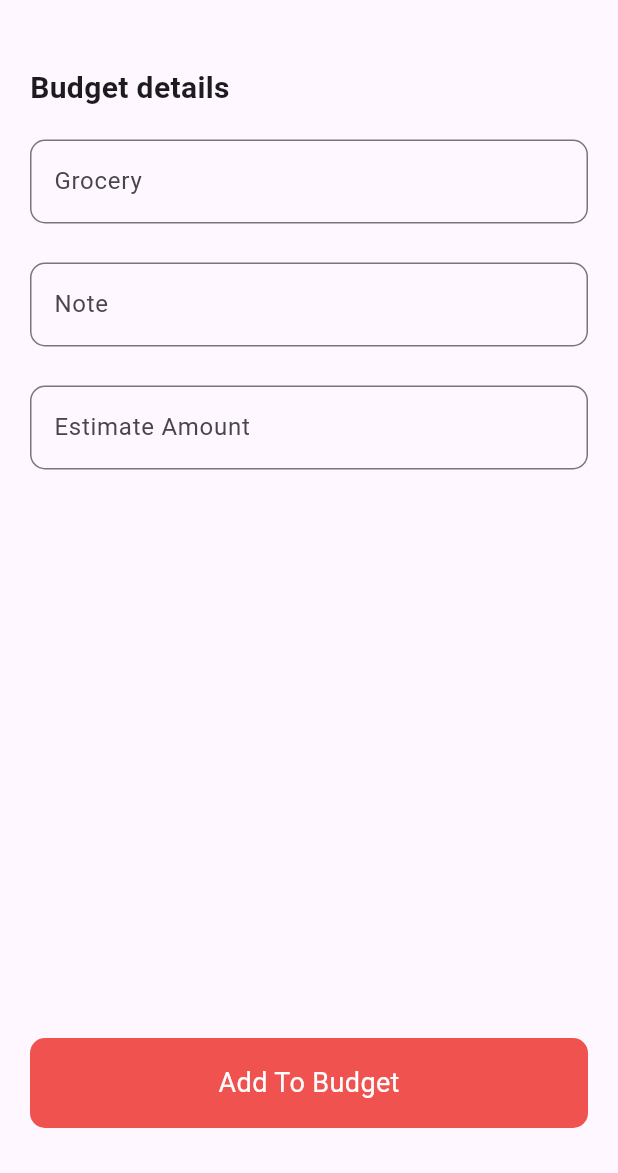
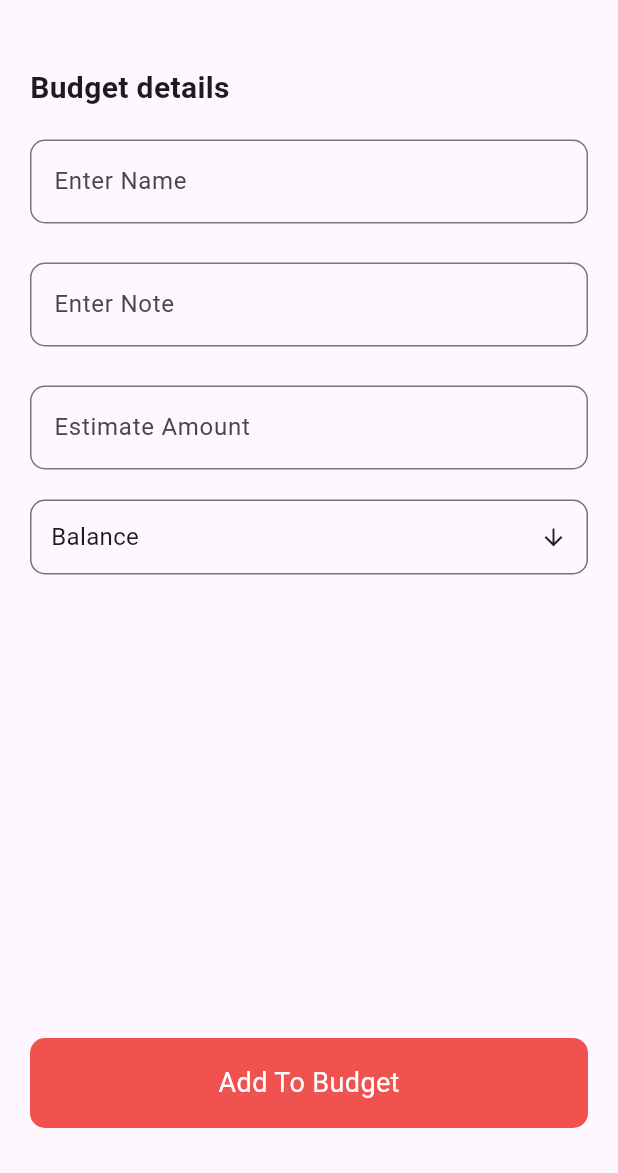
Before and after one commit to TranTrungTinLV/iPlanning, a Flutter app: the BudgetList screen opened directly, on a phone screen of 412 x 824 dp, the part 63-1236 px from its top. Run offline on Flutter 3.47's test engine with Material 3 defaults, Android fonts, the phone set to English and light mode, and no system bars; our stand-ins replace cloud_firestore, firebase_auth, firebase_core, firebase_storage, flutter_map, flutter_spinkit and 9 more; missing offline and left inert: dart:ffi; accounts and stored records are empty.

Commit message:
update code

```diff
--- a/lib/screens/EventDetailScreen.dart
+++ b/lib/screens/EventDetailScreen.dart
@@ -206,7 +206,8 @@ class _EventdetailscreenState extends State<Eventdetailscreen> {
           Align(
             alignment: Alignment.topCenter,
             child: Container(
-              padding: EdgeInsets.symmetric(vertical: 40, horizontal: 25),
+              decoration: BoxDecoration(color: Colors.black.withOpacity(0.15)),
+              padding: EdgeInsets.symmetric(vertical: 30, horizontal: 25),
               width: MediaQuery.of(context).size.width,
               child: Row(
                 mainAxisAlignment: MainAxisAlignment.spaceBetween,
--- a/lib/screens/budgetList.dart
+++ b/lib/screens/budgetList.dart
@@ -1,9 +1,32 @@
 import 'package:flutter/material.dart';
 import 'package:iplanning/widgets/TextCustomFeild.dart';
 
-class BudgetList extends StatelessWidget {
-  const BudgetList({super.key});
+const List<String> list = <String>['One', 'Two', 'Three', 'Four'];
 
+enum IconLabel {
+  smile('Smile', Icons.sentiment_satisfied_outlined),
+  cloud(
+    'Cloud',
+    Icons.cloud_outlined,
+  ),
+  brush('Brush', Icons.brush_outlined),
+  heart('Heart', Icons.favorite);
+
+  const IconLabel(this.label, this.icon);
+  final String label;
+  final IconData icon;
+}
+
+class BudgetList extends StatefulWidget {
+  BudgetList({super.key});
+
+  @override
+  State<BudgetList> createState() => _BudgetListState();
+}
+
+class _BudgetListState extends State<BudgetList> {
+  String? dropdownValue = "Thu Chi";
+  bool isOpen = false;
   @override
   Widget build(BuildContext context) {
     return Scaffold(
@@ -29,14 +52,14 @@ class BudgetList extends StatelessWidget {
                     margin: EdgeInsets.only(bottom: 20),
                   ),
                   TextFieldCustom(
-                    title: 'Grocery',
-                    labelText: 'Grocery',
+                    title: 'Enter Name',
+                    labelText: 'Enter Name',
                     bottom: 26,
                     radius: 10.0,
                   ),
                   TextFieldCustom(
-                    title: 'Note',
-                    labelText: 'Note',
+                    title: 'Enter Note',
+                    labelText: 'Enter Note',
                     bottom: 26,
                     radius: 10.0,
                   ),
@@ -45,6 +68,103 @@ class BudgetList extends StatelessWidget {
                     labelText: 'Estimate Amount',
                     radius: 10.0,
                   ),
+                  SizedBox(
+                    height: 20,
+                  ),
+                  GestureDetector(
+                    onTap: () {
+                      setState(() {
+                        isOpen = !isOpen;
+                      });
+                    },
+                    child: Container(
+                      width: MediaQuery.of(context).size.width,
+                      height: 50,
+                      decoration: BoxDecoration(
+                          borderRadius: BorderRadius.circular(10),
+                          border: Border.all(color: Colors.black54)),
+                      padding: EdgeInsets.symmetric(horizontal: 13),
+                      child: Row(
+                        crossAxisAlignment: CrossAxisAlignment.center,
+                        mainAxisAlignment: MainAxisAlignment.spaceBetween,
+                        children: [
+                          Text(
+                            "Balance",
+                            style: TextStyle(fontSize: 16),
+                          ),
+                          Icon(
+                            Icons.arrow_downward,
+                            size: 18,
+                          ),
+                        ],
+                      ),
+                    ),
+                  ),
+                  if (isOpen)
+                    ListView(
+                      primary: true,
+                      shrinkWrap: true,
+                      children: [
+                        Container(
+                          padding: EdgeInsets.symmetric(
+                              horizontal: 20, vertical: 12),
+                          // decoration: BoxDecoration(
+                          //     border: Border(
+                          //   left: BorderSide(
+                          //     color: Colors.black54,
+                          //   ),
+                          //   right: BorderSide(
+                          //     color: Colors.black54,
+                          //   ),
+                          //   bottom: BorderSide(
+                          //     color: Colors.black54,
+                          //   ),
+                          // )),
+                          child: Row(
+                            mainAxisAlignment: MainAxisAlignment.spaceBetween,
+                            children: [
+                              Text(
+                                "Thu",
+                                style: TextStyle(color: Colors.green),
+                              ),
+                              Text(
+                                "Chi",
+                                style: TextStyle(color: Colors.red),
+                              ),
+                            ],
+                          ),
+                        ),
+                        Container(
+                          padding: EdgeInsets.symmetric(
+                              horizontal: 20, vertical: 12),
+                          // decoration: BoxDecoration(
+                          //     border: Border(
+                          //   left: BorderSide(
+                          //     color: Colors.black54,
+                          //   ),
+                          //   right: BorderSide(
+                          //     color: Colors.black54,
+                          //   ),
+                          //   bottom: BorderSide(
+                          //     color: Colors.black54,
+                          //   ),
+                          // )),
+                          child: Row(
+                            mainAxisAlignment: MainAxisAlignment.spaceBetween,
+                            children: [
+                              Text(
+                                "200",
+                                style: TextStyle(color: Colors.green),
+                              ),
+                              Text(
+                                "100",
+                                style: TextStyle(color: Colors.red),
+                              ),
+                            ],
+                          ),
+                        ),
+                      ],
+                    ),
                 ],
               ),
             ),
--- a/lib/screens/listEventUser.dart
+++ b/lib/screens/listEventUser.dart
@@ -2,6 +2,7 @@ import 'package:cloud_firestore/cloud_firestore.dart';
 import 'package:flutter/material.dart';
 import 'package:iplanning/models/events_model.dart';
 import 'package:iplanning/screens/budgetList.dart';
+import 'package:iplanning/screens/budgetScreen.dart';
 import 'package:iplanning/screens/guestList.dart';
 import 'package:iplanning/screens/taskList.dart';
 import 'package:iplanning/services/cloud.dart';
@@ -188,7 +189,7 @@ class _ListEventState extends State<ListEvent>
                                   Navigator.push(
                                     context,
                                     MaterialPageRoute(
-                                        builder: (ctx) => BudgetList()),
+                                        builder: (ctx) => Budgetscreen()),
                                   );
                                 } else if (result == 'TaskList') {
                                   Navigator.push(
```
Also changed, not shown: lib/screens/budgetScreen.dart (added, +84 -0 lines), lib/screens/createEventScreens.dart (+8 -1 lines), lib/screens/mapScreen.dart (+42 -53 lines).
